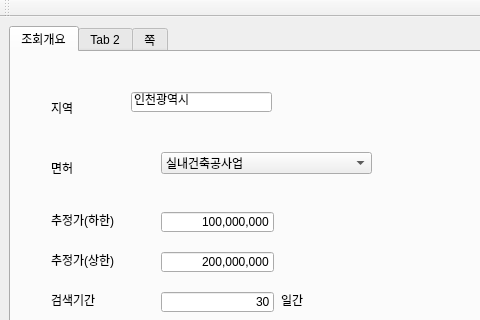
This is gui/ui/main_form.ui in 67semo/gongbid as Qt 5 draws it before an edit; both pictures show x 0 to 480 and y 0 to 320 of the 941 by 658 pixel window. The edited form follows.
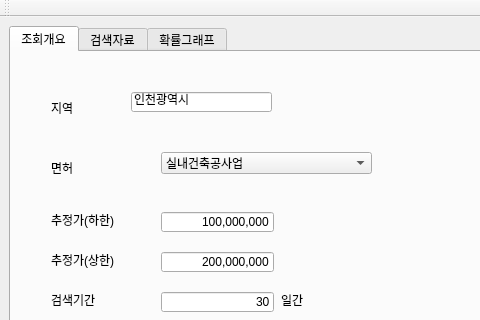
This is the edited form.

```diff
--- a/gui/ui/main_form.ui
+++ b/gui/ui/main_form.ui
@@ -277,7 +277,7 @@
       </widget>
       <widget class="QWidget" name="tab_2">
        <attribute name="title">
-        <string>Tab 2</string>
+        <string>검색자료</string>
        </attribute>
        <layout class="QGridLayout" name="gridLayout_2">
         <item row="0" column="0">
@@ -287,7 +287,7 @@
       </widget>
       <widget class="QWidget" name="tab">
        <attribute name="title">
-        <string>쪽</string>
+        <string>확률그래프</string>
        </attribute>
       </widget>
      </widget>
```
